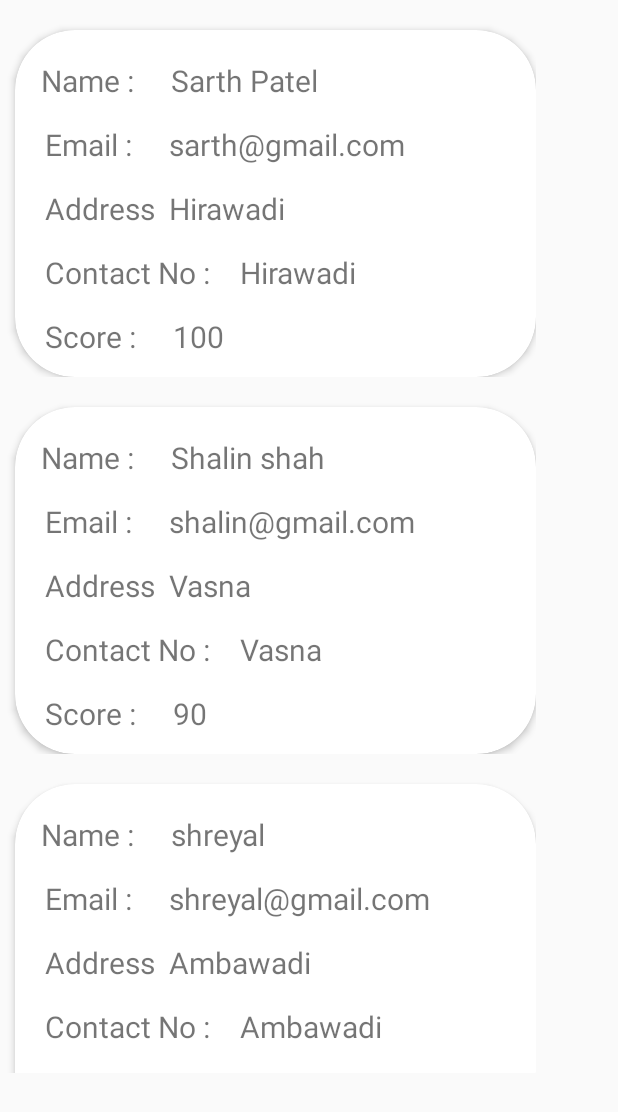
After one commit to SH4LIN/Candidate-evaluation, an Android app: the Candidatelist screen opened directly, with no data from a screen before it, on a phone screen of 412 x 824 dp. The commit adds this screen. Shown: the top 1112 px of the screen. Run offline under Robolectric (Android 15) with nearby library versions, the phone set to English and light mode, and no system bars.

Commit message:
Eleventh Commit

```diff
--- a/app/build.gradle
+++ b/app/build.gradle
@@ -32,12 +32,12 @@ dependencies {
     implementation 'com.google.firebase:firebase-core:17.2.2'
     implementation 'com.github.mukeshsolanki:android-otpview-pinview:2.1.0'
     implementation 'com.google.firebase:firebase-auth:19.2.0'
-    testImplementation 'junit:junit:4.12'
+    testImplementation 'junit:junit:4.13'
     implementation 'com.google.firebase:firebase-storage:19.1.1'
     implementation 'com.google.firebase:firebase-auth:19.2.0'
     implementation 'com.google.firebase:firebase-database:19.2.1'
     //implementation 'com.github.Deishelon:RoundedBottomSheet:1.0.1'
-    implementation 'com.github.f0ris.sweetalert:library:1.5.1'
+    implementation 'com.github.f0ris.sweetalert:library:1.6.2'
     implementation 'com.google.android.material:material:1.1.0'
     implementation 'com.mysugr.MPAndroidChart:MPAndroidChart:3.1.0-mysugr-1'
     implementation 'com.google.android.material:material:1.1.0'
--- a/app/src/main/AndroidManifest.xml
+++ b/app/src/main/AndroidManifest.xml
@@ -12,7 +12,9 @@
         android:theme="@style/AppTheme"
         android:windowSoftInputMode="adjustPan"
         tools:replace="android:icon">
-        <activity android:name=".Result"></activity>
+        <activity android:name=".Requirement"></activity>
+        <activity android:name=".Candidatelist" />
+        <activity android:name=".Result" />
         <activity android:name=".QuizAptitude" />
         <activity android:name=".AdminSide" />
         <activity android:name=".splash" />
--- /dev/null
+++ b/app/src/main/java/com/example/candidateevaluationsystemandroid/Candidatelist.java
@@ -0,0 +1,54 @@
+package com.example.candidateevaluationsystemandroid;
+
+import androidx.appcompat.app.AppCompatActivity;
+
+import android.os.Bundle;
+
+import androidx.appcompat.app.AppCompatActivity;
+import androidx.recyclerview.widget.LinearLayoutManager;
+import androidx.recyclerview.widget.RecyclerView;
+
+import android.os.Bundle;
+
+import java.util.ArrayList;
+
+public class Candidatelist extends AppCompatActivity {
+
+    RecyclerView recyclerView;
+    recycleradapter myadapter;
+
+    public static final String[] name = {"Sarth Patel","Shalin shah","shreyal","Ravi"};
+    public static final String[] email = {"sarth@gmail.com","shalin@gmail.com","shreyal@gmail.com","ravi@gmail.com"};
+    public static final String[] address = {"Hirawadi","Vasna","Ambawadi","Naroda"};
+    public static final String[] contact = {"9081104897","8323435452","6384727543","9087654565"};
+    public static final  String[] score = {"100","90","80","70"};
+
+    @Override
+    protected void onCreate(Bundle savedInstanceState) {
+        super.onCreate(savedInstanceState);
+        setContentView(R.layout.activity_candidatelist);
+
+        recyclerView = findViewById(R.id.rec_view);
+        recyclerView.setLayoutManager(new LinearLayoutManager(this));
+
+        myadapter = new recycleradapter(this,getMyList());
+        recyclerView.setAdapter(myadapter);
+    }
+
+    private ArrayList<ModelData> getMyList(){
+        ArrayList<ModelData> models = new ArrayList<>();
+        int len = name.length;
+
+        for (int i=0;i<len;i++)
+        {
+            ModelData m = new ModelData();
+            m.setMname(name[i]);
+            m.setMemail(email[i]);
+            m.setMadderess(address[i]);
+            m.setMcontact(address[i]);
+            m.setMscore(score[i]);
+            models.add(m);
+        }
+        return models;
+    }
+}
--- /dev/null
+++ b/app/src/main/java/com/example/candidateevaluationsystemandroid/ModelData.java
@@ -0,0 +1,49 @@
+package com.example.candidateevaluationsystemandroid;
+
+public class ModelData {
+        private String mname;
+        private String memail;
+        private String madderess;
+        private String mcontact;
+        private String mscore;
+
+        public String getMname() {
+            return mname;
+        }
+
+        public void setMname(String mname) {
+            this.mname = mname;
+        }
+
+        public String getMemail() {
+            return memail;
+        }
+
+        public void setMemail(String memail) {
+            this.memail = memail;
+        }
+
+        public String getMadderess() {
+            return madderess;
+        }
+
+        public void setMadderess(String madderess) {
+            this.madderess = madderess;
+        }
+
+        public String getMcontact() {
+            return mcontact;
+        }
+
+        public void setMcontact(String mcontact) {
+            this.mcontact = mcontact;
+        }
+
+        public String getMscore() {
+            return mscore;
+        }
+
+        public void setMscore(String mscore) {
+            this.mscore = mscore;
+        }
+    }
--- /dev/null
+++ b/app/src/main/java/com/example/candidateevaluationsystemandroid/MyHolder.java
@@ -0,0 +1,23 @@
+package com.example.candidateevaluationsystemandroid;
+
+import android.view.View;
+import android.widget.TextView;
+
+import androidx.annotation.NonNull;
+import androidx.recyclerview.widget.RecyclerView;
+
+
+public class MyHolder extends RecyclerView.ViewHolder {
+
+    TextView mhname , mhemail, mhaddress, mhcontact, mhscore;
+
+    public MyHolder(@NonNull View itemView) {
+        super(itemView);
+
+        this.mhname = itemView.findViewById(R.id.txtnameans);
+        this.mhemail = itemView.findViewById(R.id.txtemailans);
+        this.mhaddress = itemView.findViewById(R.id.txtaddressans);
+        this.mhcontact = itemView.findViewById(R.id.txtcontactnoans);
+        this.mhscore = itemView.findViewById(R.id.txtscoreans);
+    }
+}
--- a/app/src/main/java/com/example/candidateevaluationsystemandroid/Skills_Specialities.java
+++ b/app/src/main/java/com/example/candidateevaluationsystemandroid/Skills_Specialities.java
@@ -116,7 +116,6 @@ public class Skills_Specialities extends AppCompatActivity {
                 getScore();
                 builder = new AlertDialog.Builder(Skills_Specialities.this);
                 builder.setMessage("Warning!");
-                builder.setIcon(R.drawable.alert);
                 builder.setMessage("AFTER PRESSING OK YOU WON'T BE ABLE TO EDIT DETAILS").setPositiveButton("OK", new DialogInterface.OnClickListener() {
                     @Override
                     public void onClick(DialogInterface dialog, int which) {
@@ -142,6 +141,7 @@ public class Skills_Specialities extends AppCompatActivity {
                     }
                 });
                 AlertDialog alert = builder.create();
+                alert.setIcon(R.drawable.alert);
                 alert.show();
             }
         });
--- /dev/null
+++ b/app/src/main/java/com/example/candidateevaluationsystemandroid/recycleradapter.java
@@ -0,0 +1,45 @@
+package com.example.candidateevaluationsystemandroid;
+
+import android.content.Context;
+import android.view.LayoutInflater;
+import android.view.View;
+import android.view.ViewGroup;
+
+import androidx.annotation.NonNull;
+import androidx.recyclerview.widget.RecyclerView;
+
+import java.util.ArrayList;
+
+public class recycleradapter extends RecyclerView.Adapter<MyHolder> {
+
+    Context context;
+    ArrayList<ModelData> models;
+
+    public recycleradapter(Context context, ArrayList<ModelData> models) {
+        this.context = context;
+        this.models = models;
+    }
+
+    @NonNull
+    @Override
+    public MyHolder onCreateViewHolder(@NonNull ViewGroup parent, int viewType) {
+
+        View view = LayoutInflater.from(parent.getContext()).inflate(R.layout.card_design,null);
+        return new MyHolder(view);
+    }
+
+    @Override
+    public void onBindViewHolder(@NonNull MyHolder holder, int position) {
+
+        holder.mhname.setText(models.get(position).getMname());
+        holder.mhemail.setText(models.get(position).getMemail());
+        holder.mhaddress.setText(models.get(position).getMadderess());
+        holder.mhcontact.setText(models.get(position).getMcontact());
+        holder.mhscore.setText(models.get(position).getMscore());
+    }
+
+    @Override
+    public int getItemCount() {
+        return models.size();
+    }
+}
--- /dev/null
+++ b/app/src/main/res/layout/activity_candidatelist.xml
@@ -0,0 +1,16 @@
+<?xml version="1.0" encoding="utf-8"?>
+<androidx.constraintlayout.widget.ConstraintLayout xmlns:android="http://schemas.android.com/apk/res/android"
+    xmlns:app="http://schemas.android.com/apk/res-auto"
+    xmlns:tools="http://schemas.android.com/tools"
+    android:layout_width="match_parent"
+    android:layout_height="match_parent"
+    tools:context=".Candidatelist">
+
+    <androidx.recyclerview.widget.RecyclerView
+        android:id="@+id/rec_view"
+        android:layout_width="395dp"
+        android:layout_height="715dp"
+        tools:layout_editor_absoluteX="8dp"
+        tools:layout_editor_absoluteY="8dp" />
+
+</androidx.constraintlayout.widget.ConstraintLayout>
--- /dev/null
+++ b/app/src/main/res/layout/card_design.xml
@@ -0,0 +1,119 @@
+<?xml version="1.0" encoding="utf-8"?>
+<LinearLayout xmlns:android="http://schemas.android.com/apk/res/android"
+    xmlns:app="http://schemas.android.com/apk/res-auto"
+    android:orientation="vertical"
+    android:layout_width="match_parent"
+    android:layout_height="match_parent">
+
+    <androidx.cardview.widget.CardView
+        android:layout_width="347dp"
+        android:layout_height="231dp"
+        android:layout_marginLeft="10dp"
+        android:layout_marginTop="20dp"
+        app:cardCornerRadius="40dp"
+        app:cardElevation="3dp">
+
+        <RelativeLayout
+            android:layout_width="match_parent"
+            android:layout_height="match_parent">
+
+            <TextView
+                android:id="@+id/txtname"
+                android:layout_width="wrap_content"
+                android:layout_height="wrap_content"
+                android:layout_marginLeft="17dp"
+                android:layout_marginTop="20dp"
+                android:text="Name : "
+                android:textSize="20dp" />
+
+            <TextView
+                android:id="@+id/txtnameans"
+                android:layout_width="wrap_content"
+                android:layout_height="wrap_content"
+                android:layout_marginLeft="20dp"
+                android:layout_marginTop="20dp"
+                android:layout_toRightOf="@id/txtname"
+                android:textSize="20dp" />
+
+            <TextView
+                android:id="@+id/txtemail"
+                android:layout_width="wrap_content"
+                android:layout_height="wrap_content"
+                android:layout_below="@+id/txtname"
+                android:layout_marginLeft="20dp"
+                android:layout_marginTop="15dp"
+                android:text="Email : "
+                android:textSize="20dp" />
+
+            <TextView
+                android:id="@+id/txtemailans"
+                android:layout_width="wrap_content"
+                android:layout_height="wrap_content"
+                android:layout_below="@id/txtname"
+                android:layout_marginLeft="20dp"
+                android:layout_marginTop="15dp"
+                android:layout_toRightOf="@id/txtemail"
+                android:textSize="20dp" />
+
+            <TextView
+                android:id="@+id/txtaddress"
+                android:layout_width="wrap_content"
+                android:layout_height="wrap_content"
+                android:layout_below="@id/txtemail"
+                android:layout_marginLeft="20dp"
+                android:layout_marginTop="15dp"
+                android:text="Address"
+                android:textSize="20dp" />
+
+            <TextView
+                android:id="@+id/txtaddressans"
+                android:layout_width="wrap_content"
+                android:layout_height="wrap_content"
+                android:layout_below="@id/txtemail"
+                android:layout_marginLeft="20dp"
+                android:layout_marginTop="15dp"
+                android:layout_toRightOf="@id/txtemail"
+                android:textSize="20dp" />
+
+            <TextView
+                android:id="@+id/txtContact"
+                android:layout_width="wrap_content"
+                android:layout_height="wrap_content"
+                android:layout_below="@id/txtaddress"
+                android:layout_marginLeft="20dp"
+                android:layout_marginTop="15dp"
+                android:text="Contact No :"
+                android:textSize="20dp" />
+
+            <TextView
+                android:id="@+id/txtcontactnoans"
+                android:layout_width="wrap_content"
+                android:layout_height="wrap_content"
+                android:layout_below="@id/txtaddress"
+                android:layout_marginLeft="20dp"
+                android:layout_marginTop="15dp"
+                android:layout_toRightOf="@id/txtContact"
+                android:textSize="20dp" />
+
+            <TextView
+                android:id="@+id/txtscore"
+                android:layout_width="wrap_content"
+                android:layout_height="wrap_content"
+                android:layout_below="@id/txtContact"
+                android:layout_marginLeft="20dp"
+                android:layout_marginTop="15dp"
+                android:text="Score : "
+                android:textSize="20dp" />
+
+            <TextView
+                android:id="@+id/txtscoreans"
+                android:layout_width="wrap_content"
+                android:layout_height="wrap_content"
+                android:layout_below="@id/txtContact"
+                android:layout_marginLeft="20dp"
+                android:layout_marginTop="15dp"
+                android:layout_toRightOf="@+id/txtscore"
+                android:textSize="20dp" />
+        </RelativeLayout>
+    </androidx.cardview.widget.CardView>
+</LinearLayout>
```
Also changed, not shown: app/src/main/java/com/example/candidateevaluationsystemandroid/AdminSide.java (+24 -0 lines), app/src/main/java/com/example/candidateevaluationsystemandroid/Home.java (+6 -1 lines), app/src/main/java/com/example/candidateevaluationsystemandroid/Requirement.java (added, +71 -0 lines), app/src/main/res/layout/activity_admin_side.xml (+21 -2 lines), app/src/main/res/layout/activity_requirement.xml (added, +169 -0 lines), app/src/main/res/layout/bottomsheetlogin.xml (+6 -2 lines), app/src/main/res/mipmap-xhdpi/ic_add_circle_black_24dp.xml (added, +9 -0 lines).
